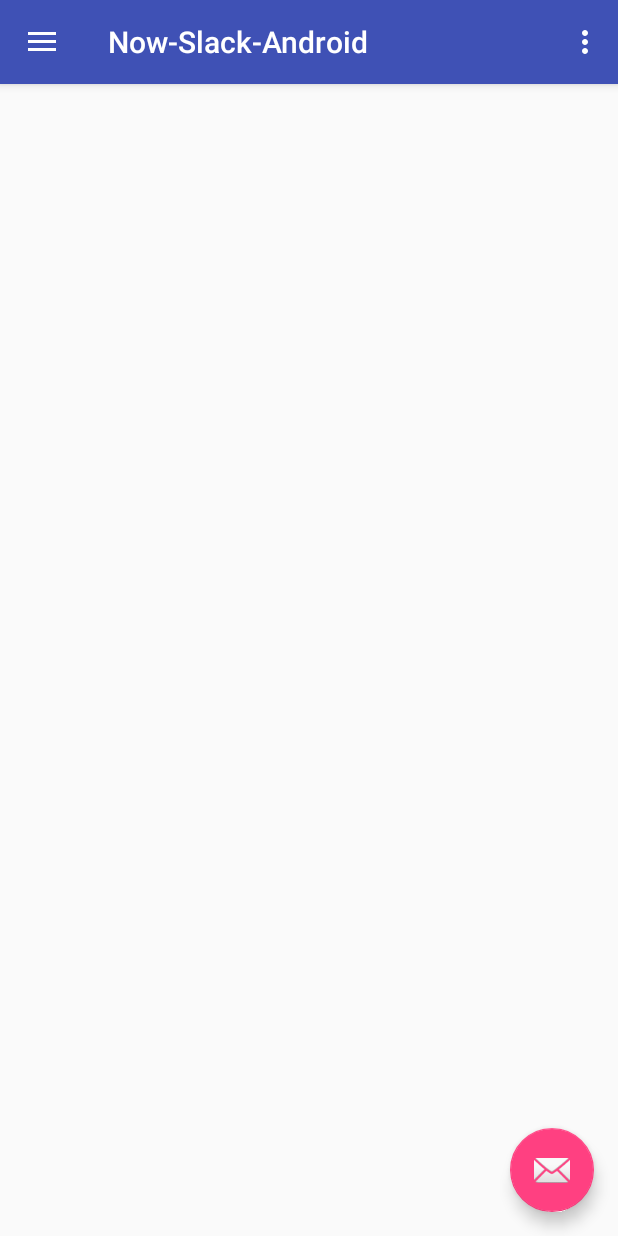
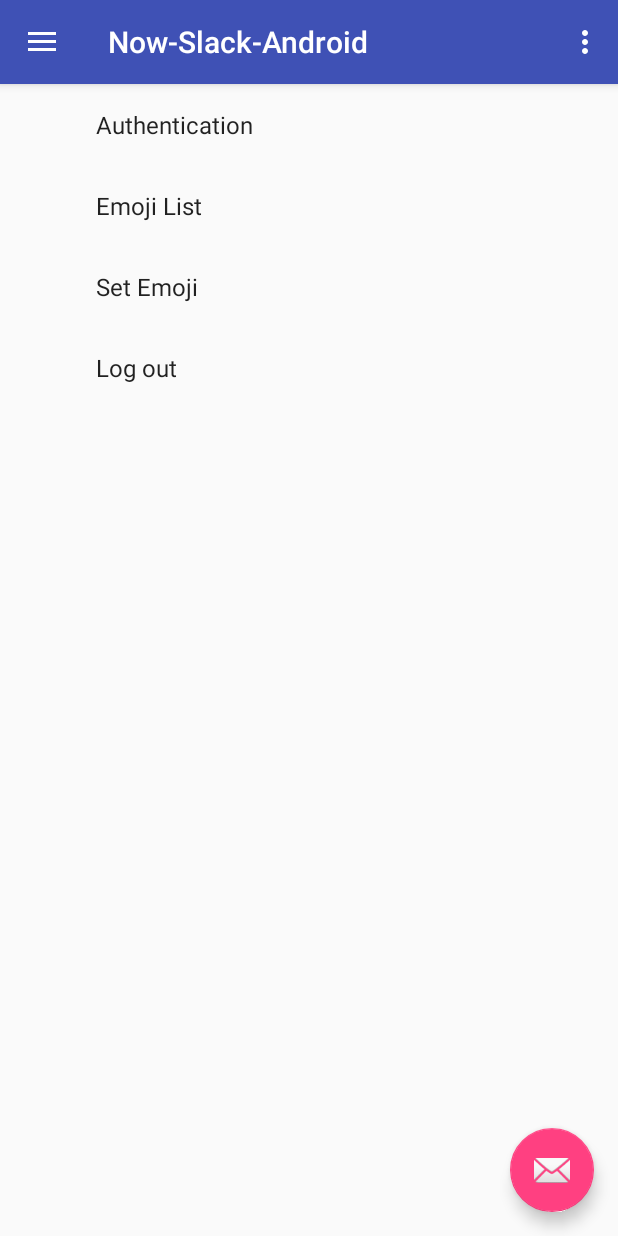
Before and after one commit to WataruSuzuki/Now-Slack-Android, an Android app: the screen it shows after launch (MainActivity), in the side drawer, after a tap on "Account", on a phone screen of 412 x 824 dp. Run offline under Robolectric (Android 15) with nearby library versions, the phone set to English and light mode, and no system bars; 1 statement that could not run was skipped.

Commit message:
Approaches slack content from dummy

```diff
--- a/mobile/src/main/java/jp/co/devjchankchan/now_slack_android/fragments/MyAccountRecyclerViewAdapter.java
+++ b/mobile/src/main/java/jp/co/devjchankchan/now_slack_android/fragments/MyAccountRecyclerViewAdapter.java
@@ -8,7 +8,7 @@
 
 import jp.co.devjchankchan.now_slack_android.R;
 import jp.co.devjchankchan.now_slack_android.fragments.SlackManagerFragment.OnListFragmentInteractionListener;
-import jp.co.devjchankchan.now_slack_android.fragments.dummy.DummyContent.SlackMenuItem;
+import jp.co.devjchankchan.now_slack_android.fragments.content.SlackContent.SlackMenuItem;
 
 import java.util.List;
 
@@ -37,8 +37,8 @@
     @Override
     public void onBindViewHolder(final ViewHolder holder, int position) {
         holder.mItem = mValues.get(position);
-        holder.mIdView.setText(mValues.get(position).id);
-        holder.mContentView.setText(mValues.get(position).content);
+        holder.mIdView.setText(mValues.get(position).getId());
+        holder.mContentView.setText(mValues.get(position).getContent());
 
         holder.mView.setOnClickListener(new View.OnClickListener() {
             @Override
--- a/mobile/src/main/java/jp/co/devjchankchan/now_slack_android/fragments/SlackManagerFragment.java
+++ b/mobile/src/main/java/jp/co/devjchankchan/now_slack_android/fragments/SlackManagerFragment.java
@@ -12,9 +12,8 @@
 import android.view.ViewGroup;
 
 import jp.co.devjchankchan.now_slack_android.R;
-import jp.co.devjchankchan.now_slack_android.fragments.dummy.DummyContent;
-import jp.co.devjchankchan.physicalbotlibrary.AuthActivity;
-import jp.co.devjchankchan.now_slack_android.fragments.dummy.DummyContent.SlackMenuItem;
+import jp.co.devjchankchan.now_slack_android.fragments.content.SlackContent;
+import jp.co.devjchankchan.now_slack_android.fragments.content.SlackContent.SlackMenuItem;
 import jp.co.devjchankchan.physicalbotlibrary.SlackController;
 
 /**
@@ -76,7 +75,7 @@
             } else {
                 recyclerView.setLayoutManager(new GridLayoutManager(context, mColumnCount));
             }
-            recyclerView.setAdapter(new MyAccountRecyclerViewAdapter(DummyContent.ITEMS, mListener));
+            recyclerView.setAdapter(new MyAccountRecyclerViewAdapter(new SlackContent(context).getITEMS(), mListener));
 
         }
         return view;
--- /dev/null
+++ b/mobile/src/main/java/jp/co/devjchankchan/now_slack_android/fragments/content/SlackContent.kt
@@ -0,0 +1,43 @@
+package jp.co.devjchankchan.now_slack_android.fragments.content
+
+import android.content.Context
+import java.util.ArrayList
+import java.util.HashMap
+
+class SlackContent(context: Context) {
+
+    private var myContext = context
+    val ITEMS: MutableList<SlackMenuItem> = ArrayList()
+    val ITEM_MAP: MutableMap<SlackMenus, SlackMenuItem> = HashMap()
+
+    private val COUNT = SlackMenus.values().size
+
+    init {
+        for (i in 0 until COUNT) {
+            addItem(createItem(i))
+        }
+    }
+
+    private fun addItem(item: SlackMenuItem) {
+        ITEMS.add(item)
+        ITEM_MAP.put(item.id, item)
+    }
+
+    private fun createItem(position: Int): SlackMenuItem = SlackMenuItem(SlackMenus.values().get(position), makeDetails(position))
+
+    private fun makeDetails(position: Int): String {
+        val menu = SlackMenus.values().get(position)
+        return myContext.getString(menu.stringId)
+    }
+
+    class SlackMenuItem(val id: SlackMenus, val content: String) {
+        override fun toString(): String = content
+    }
+
+    enum class SlackMenus(val stringId: Int) {
+        AUTH(jp.co.devjchankchan.physicalbotlibrary.R.string.authentication),
+        EMOJI_LIST(jp.co.devjchankchan.physicalbotlibrary.R.string.emoji_list),
+        SET_EMOJI(jp.co.devjchankchan.physicalbotlibrary.R.string.set_emoji),
+        LOG_OUT(jp.co.devjchankchan.physicalbotlibrary.R.string.log_out)
+    }
+}
--- a/physicalbotlibrary/src/main/res/values/strings.xml
+++ b/physicalbotlibrary/src/main/res/values/strings.xml
@@ -11,4 +11,10 @@
     <string name="notify_leave_seat">Leave from seat</string>
 
     <string name="msg_fail_access_token">Failed to authorization</string>
+
+    <string name="authentication">Authentication</string>
+    <string name="emoji_list">Emoji List</string>
+    <string name="set_emoji">Set Emoji</string>
+
+    <string name="log_out">Log out</string>
 </resources>
```
Also changed, not shown: mobile/src/main/java/jp/co/devjchankchan/now_slack_android/fragments/dummy/DummyContent.kt (deleted, +0 -58 lines).
